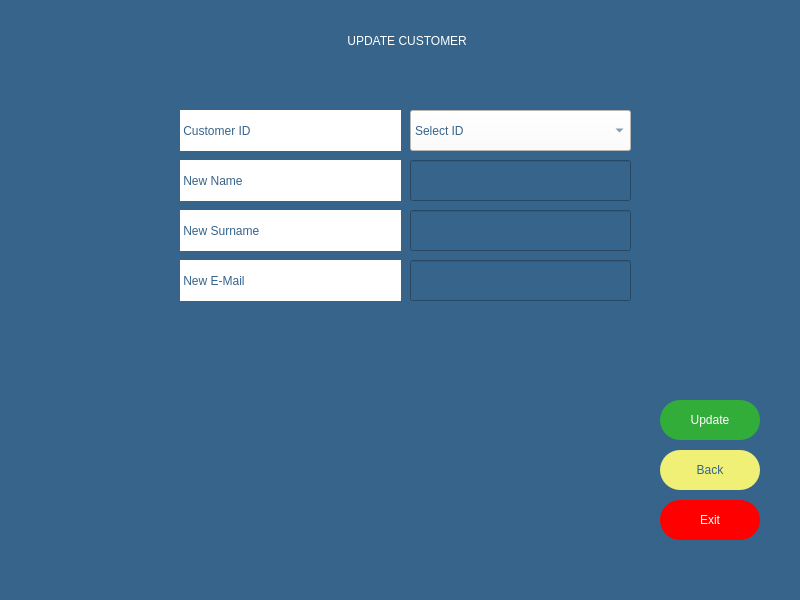
This is updatepage.ui in melihorhanyilmaz/Project as Qt 5 draws it before an edit. The edited form follows.
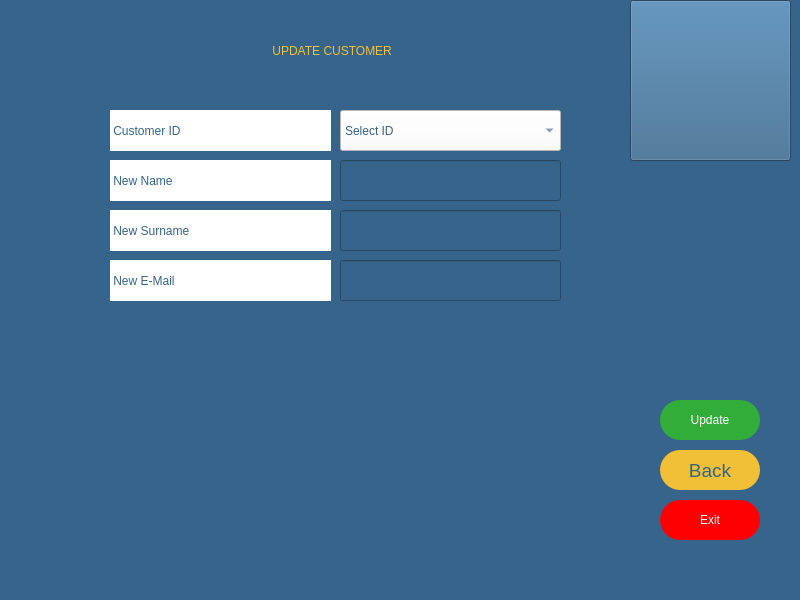
This is the edited form. Icons and pictures are not drawn.

The edit to the form file:
```diff
--- a/updatepage.ui
+++ b/updatepage.ui
@@ -20,7 +20,7 @@
    <widget class="QLineEdit" name="li_email">
     <property name="geometry">
      <rect>
-      <x>410</x>
+      <x>340</x>
       <y>260</y>
       <width>221</width>
       <height>41</height>
@@ -40,7 +40,7 @@
    <widget class="QLineEdit" name="li_surname">
     <property name="geometry">
      <rect>
-      <x>410</x>
+      <x>340</x>
       <y>210</y>
       <width>221</width>
       <height>41</height>
@@ -54,7 +54,7 @@
    <widget class="QLabel" name="la_surname">
     <property name="geometry">
      <rect>
-      <x>180</x>
+      <x>110</x>
       <y>210</y>
       <width>221</width>
       <height>41</height>
@@ -72,20 +72,26 @@
    <widget class="QLabel" name="la_error">
     <property name="geometry">
      <rect>
-      <x>300</x>
-      <y>310</y>
-      <width>221</width>
-      <height>13</height>
+      <x>120</x>
+      <y>330</y>
+      <width>441</width>
+      <height>31</height>
      </rect>
     </property>
+    <property name="styleSheet">
+     <string notr="true"/>
+    </property>
     <property name="text">
      <string/>
     </property>
+    <property name="alignment">
+     <set>Qt::AlignCenter</set>
+    </property>
    </widget>
    <widget class="QLabel" name="la_name">
     <property name="geometry">
      <rect>
-      <x>180</x>
+      <x>110</x>
       <y>160</y>
       <width>221</width>
       <height>41</height>
@@ -103,7 +109,7 @@
    <widget class="QLabel" name="la_mail">
     <property name="geometry">
      <rect>
-      <x>180</x>
+      <x>110</x>
       <y>260</y>
       <width>221</width>
       <height>41</height>
@@ -175,11 +181,10 @@
      </rect>
     </property>
     <property name="styleSheet">
-     <string notr="true">background-color: rgb(240, 240, 119);
+     <string notr="true">background-color: rgb(242, 192, 54);
 color: rgb(54, 100, 139);
-font: 63 14pt &quot;Montserrat SemiBold&quot;;
-border-radius: 20;
-</string>
+font: 63 14pt ;Montserrat SemiBold;
+border-radius: 20;</string>
     </property>
     <property name="text">
      <string>Back</string>
@@ -191,15 +196,15 @@
    <widget class="QLabel" name="la_baslik">
     <property name="geometry">
      <rect>
-      <x>100</x>
-      <y>0</y>
-      <width>611</width>
+      <x>110</x>
+      <y>10</y>
+      <width>441</width>
       <height>81</height>
      </rect>
     </property>
     <property name="styleSheet">
-     <string notr="true">color: rgb(255, 255, 255);
-font: 63 18pt &quot;Montserrat SemiBold&quot;;</string>
+     <string notr="true">color: rgb(242, 192, 54);
+font: 75 22pt &quot;MS Shell Dlg 2&quot;;</string>
     </property>
     <property name="text">
      <string> UPDATE CUSTOMER</string>
@@ -211,7 +216,7 @@
    <widget class="QLineEdit" name="li_name">
     <property name="geometry">
      <rect>
-      <x>410</x>
+      <x>340</x>
       <y>160</y>
       <width>221</width>
       <height>41</height>
@@ -228,7 +233,7 @@
    <widget class="QComboBox" name="c_id">
     <property name="geometry">
      <rect>
-      <x>410</x>
+      <x>340</x>
       <y>110</y>
       <width>221</width>
       <height>41</height>
@@ -248,7 +253,7 @@
    <widget class="QLabel" name="la_id">
     <property name="geometry">
      <rect>
-      <x>180</x>
+      <x>110</x>
       <y>110</y>
       <width>221</width>
       <height>41</height>
@@ -263,6 +268,35 @@
      <string> Customer ID</string>
     </property>
    </widget>
+   <widget class="QPushButton" name="pushButton">
+    <property name="geometry">
+     <rect>
+      <x>630</x>
+      <y>0</y>
+      <width>161</width>
+      <height>161</height>
+     </rect>
+    </property>
+    <property name="contextMenuPolicy">
+     <enum>Qt::DefaultContextMenu</enum>
+    </property>
+    <property name="styleSheet">
+     <string notr="true"/>
+    </property>
+    <property name="text">
+     <string/>
+    </property>
+    <property name="icon">
+     <iconset>
+      <normaloff>logo.png</normaloff>logo.png</iconset>
+    </property>
+    <property name="iconSize">
+     <size>
+      <width>150</width>
+      <height>150</height>
+     </size>
+    </property>
+   </widget>
   </widget>
   <widget class="QMenuBar" name="menubar">
    <property name="geometry">
```
